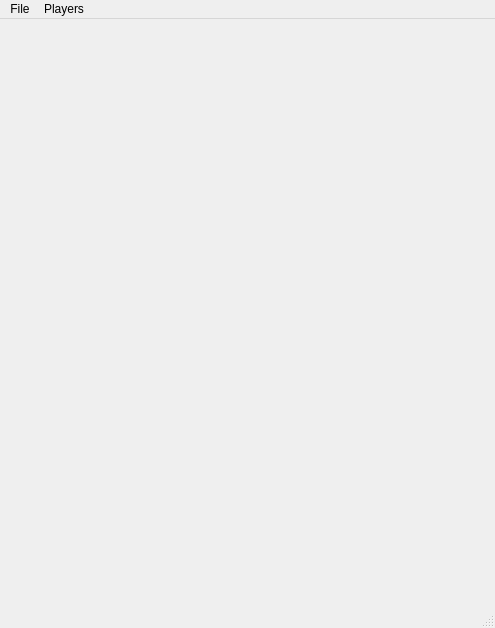
Above: ui/window.ui from randomguy3/mpristester before the change. Below: the same form after it.
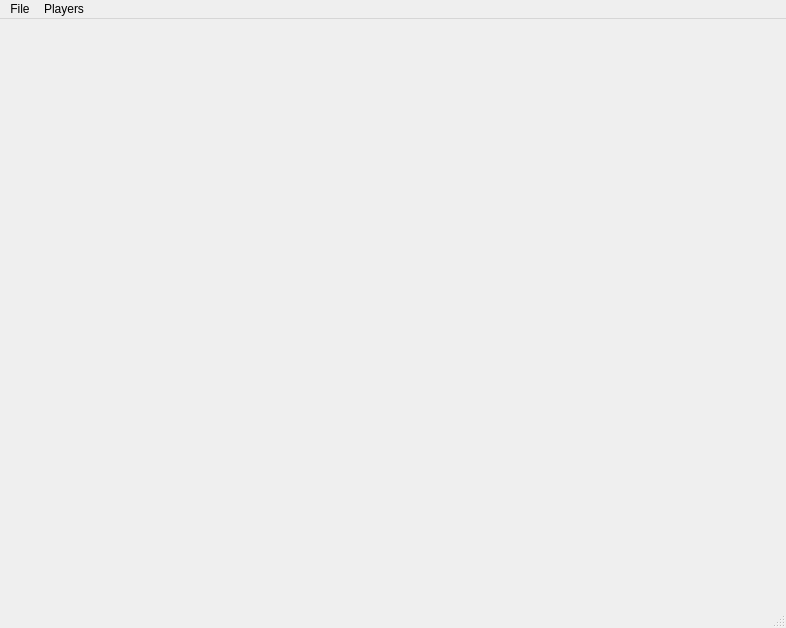
That is the form after the change.

Commit message: A more useful default width for the window

```diff
--- a/ui/window.ui
+++ b/ui/window.ui
@@ -6,7 +6,7 @@
    <rect>
     <x>0</x>
     <y>0</y>
-    <width>495</width>
+    <width>786</width>
     <height>628</height>
    </rect>
   </property>
@@ -21,7 +21,7 @@
     <rect>
      <x>0</x>
      <y>0</y>
-     <width>495</width>
+     <width>786</width>
      <height>20</height>
     </rect>
    </property>
```
